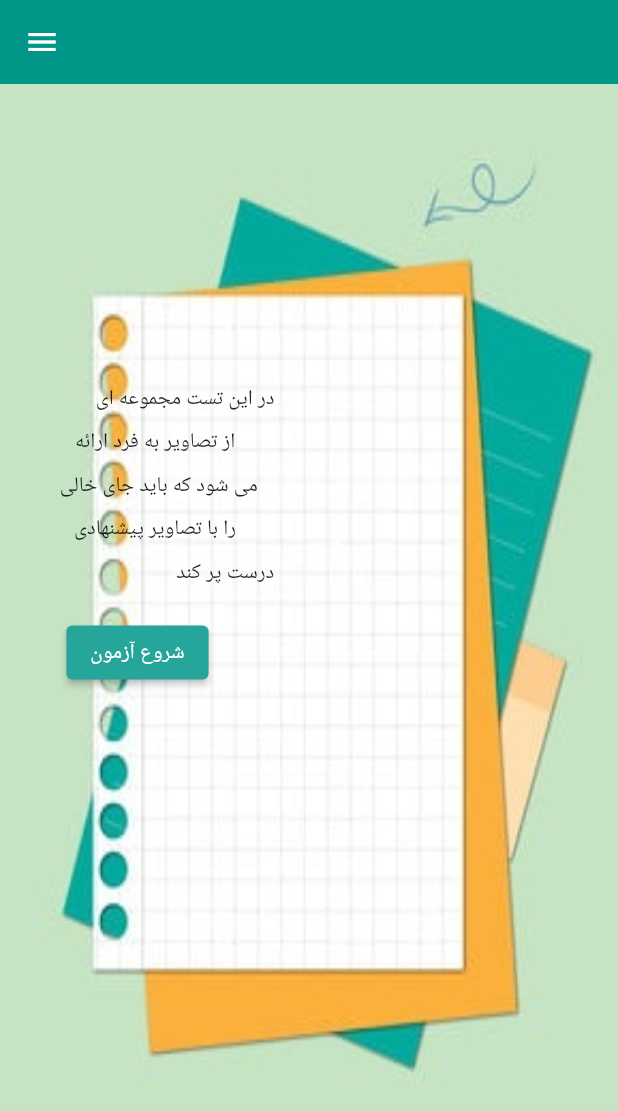
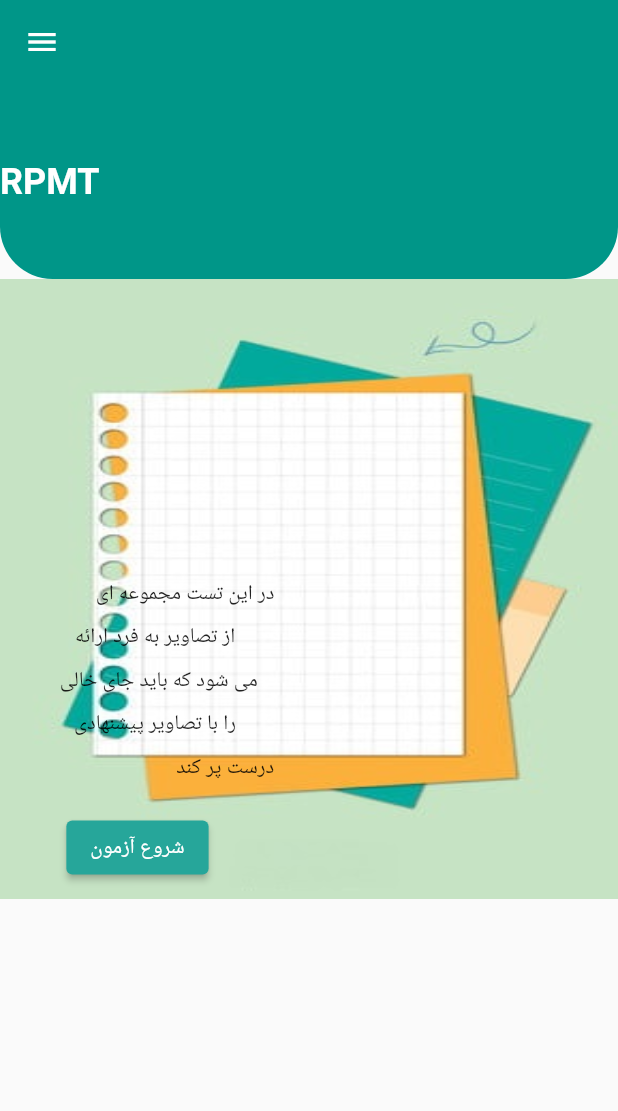
Before and after one commit to narjesabdolii/RPMT_text, a Flutter app: the screen it shows after launch, on a phone screen of 412 x 824 dp. Shown: the top 1111 px of the screen. Run offline on Flutter 3.47's test engine with Material 2 defaults, Android fonts, the phone set to English and light mode, and no system bars; missing offline and left inert: persian_fonts.

Commit message:
expand appbar

```diff
--- a/lib/pages/Home.dart
+++ b/lib/pages/Home.dart
@@ -1,3 +1,4 @@
+import 'package:flutter/cupertino.dart';
 import 'package:flutter/material.dart';
 import 'package:persian_fonts/persian_fonts.dart';
 
@@ -14,7 +15,36 @@ class _HomeState extends State<Home> {
   Widget build(BuildContext context) {
     return Scaffold(
       appBar: buildAppBar(),
-      body: Container(
+      body: Column(
+        children : <Widget>[
+          Container(
+            height: 130.0,
+            child: Stack(
+              children: <Widget>[
+                Container(
+                  height: 130.0,
+                  decoration: const BoxDecoration(
+                    color: Colors.teal,
+                    borderRadius: BorderRadius.only(
+                      bottomLeft: Radius.circular(35),
+                      bottomRight: Radius.circular(35),
+                    ),
+                  ),
+                  child: Row(
+                    children: <Widget>[
+                      Text('RPMT',
+                      style: Theme.of(context).textTheme.headline5?.copyWith(
+                        color: Colors.white,
+                        fontWeight: FontWeight.bold,
+                      ),
+                      ),
+                    ],
+                  ),
+                ),
+              ],
+            ),
+          ),
+          Container(
             alignment: const Alignment(-2, 0),
             decoration: const BoxDecoration(
               image: DecorationImage(
@@ -100,6 +130,8 @@ class _HomeState extends State<Home> {
               ],
             ),
           ),
+        ],
+      ),
     );
   }
   AppBar buildAppBar() {
```
Lines whose indentation alone changed are shown as unchanged.
